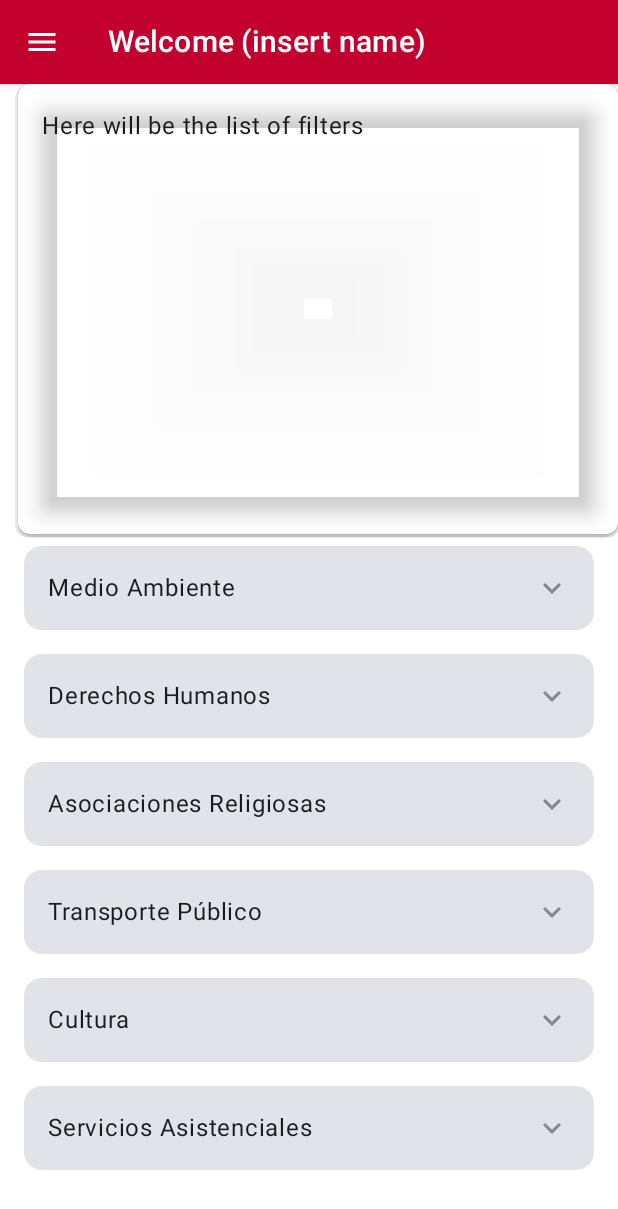
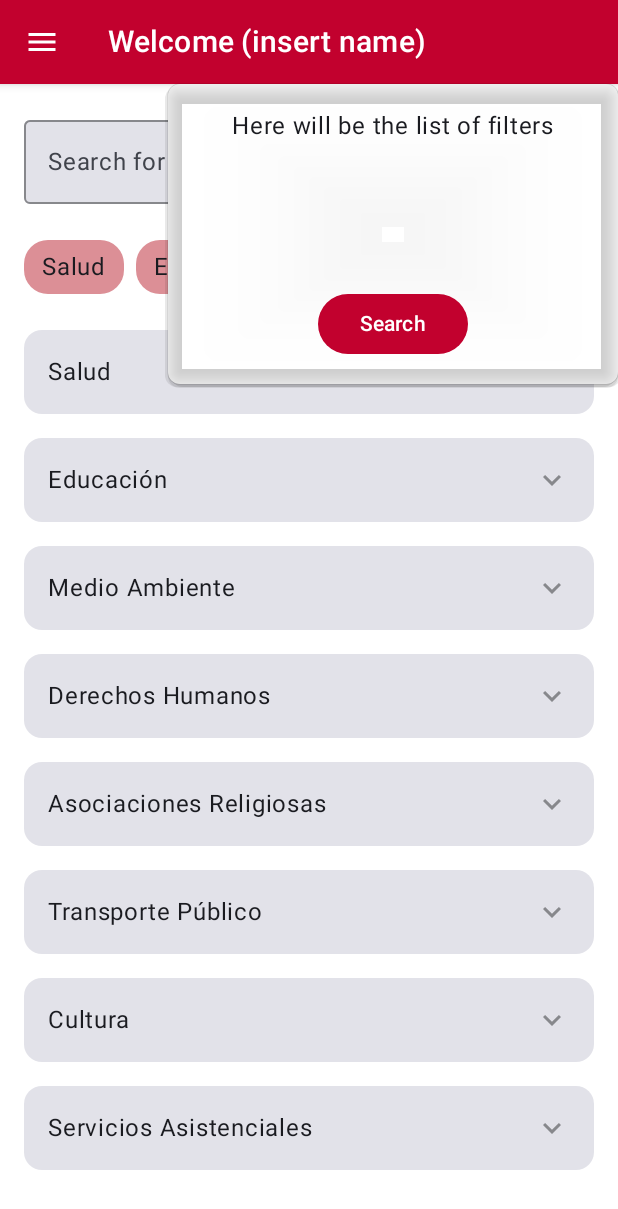
Before and after one commit to SantiagoMtz25/FRISA-EQUIPO4, an Android app built with Jetpack Compose: the MainScreen screen opened through its navigation route, after a tap on "Filter", on a phone screen of 412 x 824 dp. Shown: the top 1209 px of the screen. Run offline under Robolectric (Android 15) with nearby library versions, the phone set to English and light mode, and no system bars.

Commit message:
OSC page share button, homepage filter button displays pop up screen, invite user page updated

```diff
--- a/app/src/main/java/com/example/loginpagetest/screens/homepage/HomePage.kt
+++ b/app/src/main/java/com/example/loginpagetest/screens/homepage/HomePage.kt
@@ -30,7 +30,6 @@ import com.example.loginpagetest.R
 import androidx.compose.material3.Surface
 import androidx.compose.ui.draw.shadow
 
-
 @OptIn(ExperimentalComposeUiApi::class, ExperimentalMaterial3Api::class)
 @Composable
 fun OrganizationsCatalogue(content: NavHostController) {
@@ -42,6 +41,7 @@ fun OrganizationsCatalogue(content: NavHostController) {
     val scrollState = rememberScrollState()
     var searchQuery by remember { mutableStateOf("") }
     val selectedCategories = remember { mutableStateListOf<String>() }
+    var selectedCategory by remember { mutableStateOf<String?>(null) }
     val keyboardController = LocalSoftwareKeyboardController.current
     val organizationsMap = mapOf(
         "Salud" to listOf("Org salud 1", "Org salud 2", "Org salud 3"),
@@ -58,8 +58,6 @@ fun OrganizationsCatalogue(content: NavHostController) {
     }.sortedBy { it != searchQuery }
 
     Column {
-        // CustomTopBar(title = "Welcome (person name here)", navController = content, screen = "login")
-
         Row(
             modifier = Modifier
                 .fillMaxWidth()
@@ -103,22 +101,35 @@ fun OrganizationsCatalogue(content: NavHostController) {
         }
         if (isPopupVisible) {
             Popup(
-                onDismissRequest = { isPopupVisible = false }, // Handle outside clicks
+                onDismissRequest = { isPopupVisible = false },
                 alignment = Alignment.TopEnd
             ) {
-                // Your Popup UI. It can be a list of filters.
                 Surface(
                     color = Color.White,
-                    shape = RoundedCornerShape(8.dp),
-                    modifier = Modifier
-                        .width(400.dp)
-                        .height(300.dp)
+                    shape = RoundedCornerShape(8.dp)
                 ) {
-                    Box(modifier = Modifier
-                        .padding(16.dp)
-                        .shadow(8.dp, RoundedCornerShape(8.dp))
+                    Column(
+                        modifier = Modifier
+                            .shadow(8.dp, RoundedCornerShape(8.dp))
+                            .width(300.dp)
+                            .height(200.dp)
+                            .padding(16.dp),
+                        verticalArrangement = Arrangement.SpaceBetween,
+                        horizontalAlignment = Alignment.CenterHorizontally
                     ) {
                         Text("Here will be the list of filters")
+                        MaterialTheme(
+                            colorScheme = MaterialTheme.colorScheme.copy(primary = customRed, onPrimary = Color.White)
+                        ) {
+                            Button(
+                                onClick = {
+                                    // Here it will search given the variables in the future
+                                },
+                                modifier = Modifier.width(100.dp)
+                            ) {
+                                Text("Search")
+                            }
+                        }
                     }
                 }
             }
@@ -127,7 +138,9 @@ fun OrganizationsCatalogue(content: NavHostController) {
             modifier = Modifier
                 .padding(start = 16.dp, end = 16.dp, top = 8.dp)
         ) {
-            items(listOf("Salud", "Educación", "Medio Ambiente", "Derechos humanos")) { tag ->
+            items(listOf("Salud", "Educación", "Medio Ambiente", "Derechos humanos",
+                "Asociaciones Religiosas", "Transporte Público", "Cultura", "Servicios Asistenciales"
+            )) { tag ->
                 Chip(tag = tag, onClick = {
                     searchQuery = tag
                 }, modifier = Modifier.padding(end = 8.dp)) // Add padding to each tag
@@ -146,29 +159,28 @@ fun OrganizationsCatalogue(content: NavHostController) {
                         .padding(vertical = 8.dp)
                         .background(Color.Transparent)
                         .clickable {
-                            if (selectedCategories.contains(category)) {
-                                selectedCategories.remove(category)
+                            if (selectedCategory == category) {
+                                selectedCategory = null
                             } else {
-                                selectedCategories.add(category)
+                                selectedCategory = category
                             }
                         }
                 ) {
                     Row(
-                        Modifier.padding(16.dp),
+                        modifier = Modifier.padding(16.dp),
                         verticalAlignment = Alignment.CenterVertically,
                         horizontalArrangement = Arrangement.SpaceBetween
                     ) {
                         Text(text = category)
-                        Spacer(Modifier.weight(1f)) // This will take up all available space between Text and Icon
+                        Spacer(Modifier.weight(1f))
                         Icon(
-                            imageVector = if (selectedCategories.contains(category)) Icons.Default.KeyboardArrowUp else Icons.Default.KeyboardArrowDown,
+                            imageVector = if (selectedCategory == category) Icons.Default.KeyboardArrowUp else Icons.Default.KeyboardArrowDown,
                             contentDescription = "Keyboard Arrow Icon",
                             tint = customGray
                         )
                     }
                 }
-                // Conditionally display the list of organizations
-                if (selectedCategories.contains(category)) {
+                if (selectedCategory == category) {
                     organizationsMap[category]?.forEach { organization ->
                         Card(
                             modifier = Modifier
```
Also changed, not shown: app/src/main/java/com/example/loginpagetest/screens/inviteuser/InviteUser.kt (+6 -1 lines), app/src/main/java/com/example/loginpagetest/screens/oscpage/OSCPage.kt (+43 -0 lines).
